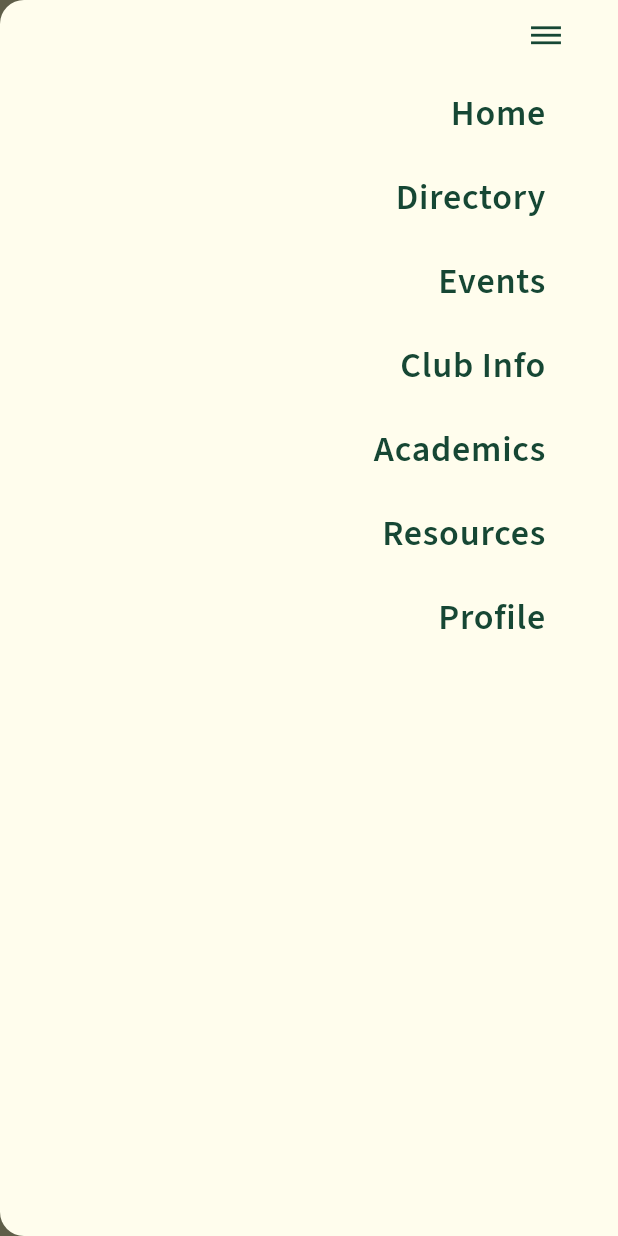
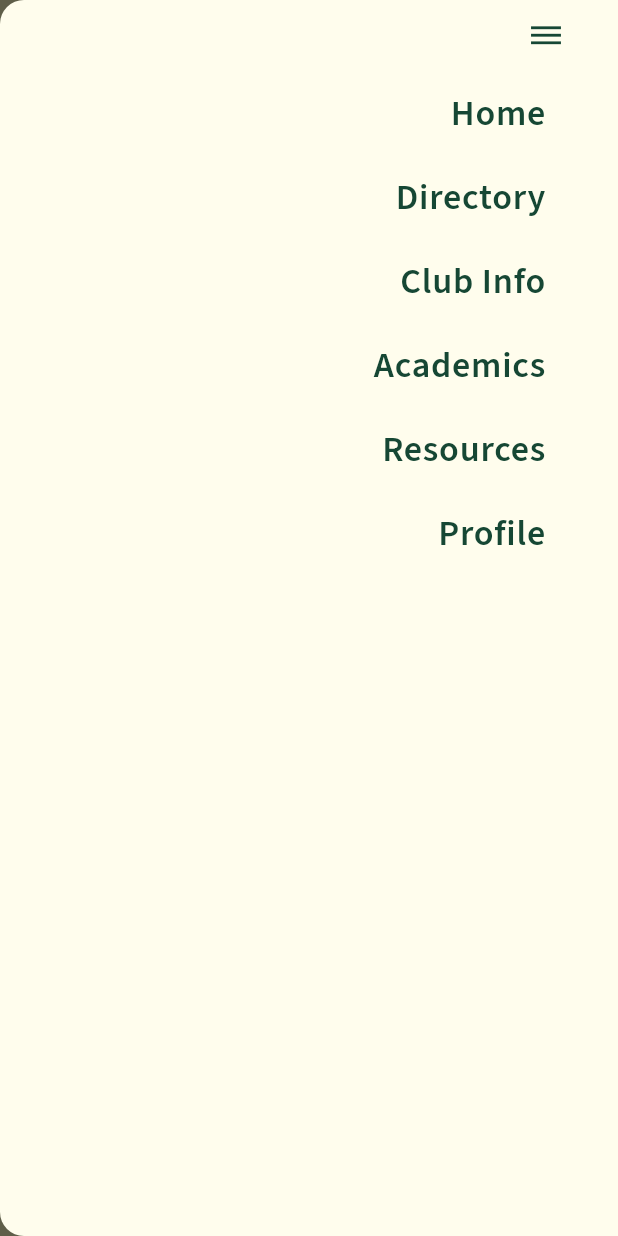
Before and after one commit to ccce-calpoly/CM_App, a Flutter app: the screen it shows once a user with an empty profile is signed in, with the side drawer open, on a phone screen of 412 x 824 dp. Run offline on Flutter 3.47's test engine with Material 3 defaults, Android fonts, the phone set to English and light mode, and no system bars; drawn by our look-alikes of table_calendar; our stand-ins replace cloud_firestore, firebase_auth, firebase_core; missing offline and left inert: firebase_ui_auth; accounts and stored records are empty.

Commit message:
removed Event page and Event menu item

```diff
--- a/lib/rendered_page.dart
+++ b/lib/rendered_page.dart
@@ -23,7 +23,6 @@ class _MyRenderedPageState extends State<RenderedPage> {
   static final List<Widget> _pageList = <Widget>[
     const HomeScreen(),
     const Directory(),
-    Container(),
     Container(),
     Container(),
     Container(),
@@ -113,11 +112,10 @@ class _MyRenderedPageState extends State<RenderedPage> {
                   ),
                   createListItem("Home", 0),
                   createListItem("Directory", 1),
-                  createListItem("Events", 2),
-                  createListItem("Club Info", 3),
-                  createListItem("Academics", 4),
-                  createListItem("Resources", 5),
-                  createListItem("Profile", 6)
+                  createListItem("Club Info", 2),
+                  createListItem("Academics", 3),
+                  createListItem("Resources", 4),
+                  createListItem("Profile", 5)
                 ],
               ))),
         ));
```
